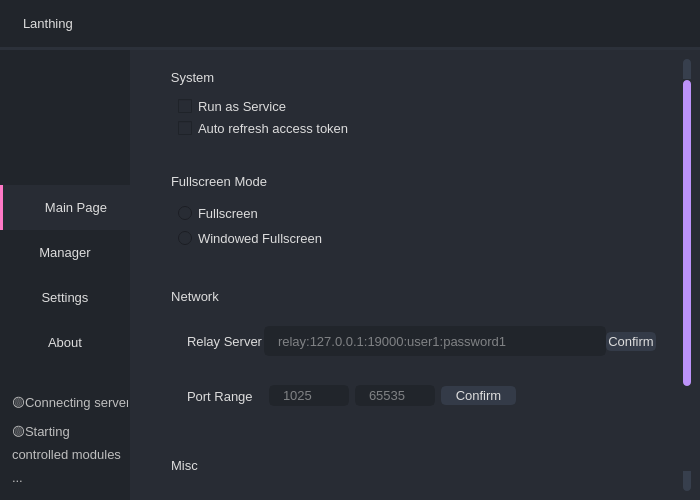
Qt form app/src/views/mainwindow/mainwindow.ui (pjlt/lanthing-pc) before a commit.
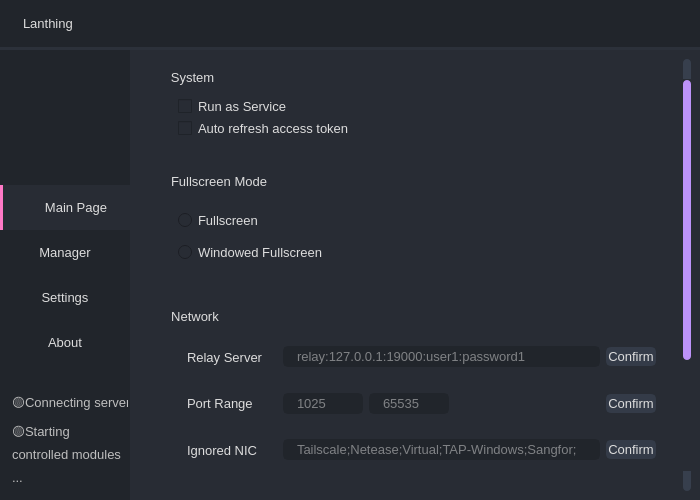
The same form after that commit. The open tabs and pages were chosen to show the change. Icons and pictures are not drawn.

Commit message: User config ignored NICs; Optimize UI

Diff of the .ui file:
```diff
--- a/app/src/views/mainwindow/mainwindow.ui
+++ b/app/src/views/mainwindow/mainwindow.ui
@@ -1613,15 +1613,15 @@
                     <property name="geometry">
                      <rect>
                       <x>0</x>
-                      <y>-37</y>
+                      <y>-120</y>
                       <width>527</width>
-                      <height>550</height>
+                      <height>600</height>
                      </rect>
                     </property>
                     <property name="minimumSize">
                      <size>
                       <width>0</width>
-                      <height>550</height>
+                      <height>600</height>
                      </size>
                     </property>
                     <layout class="QVBoxLayout" name="verticalLayout_23" stretch="1,2,3,1">
@@ -1708,16 +1708,22 @@
                           </property>
                           <layout class="QHBoxLayout" name="horizontalLayout_15" stretch="0,0,0">
                            <property name="spacing">
-                            <number>0</number>
+                            <number>6</number>
                            </property>
                            <property name="sizeConstraint">
                             <enum>QLayout::SetDefaultConstraint</enum>
                            </property>
                            <item>
                             <widget class="QLabel" name="labelRelay">
+                             <property name="minimumSize">
+                              <size>
+                               <width>90</width>
+                               <height>0</height>
+                              </size>
+                             </property>
                              <property name="maximumSize">
                               <size>
-                               <width>80</width>
+                               <width>90</width>
                                <height>16777215</height>
                               </size>
                              </property>
@@ -1731,7 +1737,7 @@
                              <property name="minimumSize">
                               <size>
                                <width>0</width>
-                               <height>30</height>
+                               <height>0</height>
                               </size>
                              </property>
                              <property name="styleSheet">
@@ -1778,9 +1784,15 @@
                            </property>
                            <item>
                             <widget class="QLabel" name="labelPortRange">
+                             <property name="minimumSize">
+                              <size>
+                               <width>90</width>
+                               <height>0</height>
+                              </size>
+                             </property>
                              <property name="maximumSize">
                               <size>
-                               <width>80</width>
+                               <width>90</width>
                                <height>16777215</height>
                               </size>
                              </property>
@@ -1815,28 +1827,73 @@
                              </property>
                             </widget>
                            </item>
-                           <item>
-                            <widget class="QPushButton" name="btnPortRange">
-                             <property name="text">
-                              <string>Confirm</string>
-                             </property>
-                            </widget>
-                           </item>
                            <item>
                             <spacer name="horizontalSpacer_4">
                              <property name="orientation">
                               <enum>Qt::Horizontal</enum>
                              </property>
                              <property name="sizeType">
-                              <enum>QSizePolicy::Fixed</enum>
+                              <enum>QSizePolicy::Expanding</enum>
                              </property>
                              <property name="sizeHint" stdset="0">
                               <size>
-                               <width>140</width>
+                               <width>20</width>
                                <height>20</height>
                               </size>
                              </property>
                             </spacer>
+                           </item>
+                           <item>
+                            <widget class="QPushButton" name="btnPortRange">
+                             <property name="text">
+                              <string>Confirm</string>
+                             </property>
+                            </widget>
+                           </item>
+                          </layout>
+                         </widget>
+                        </item>
+                        <item>
+                         <widget class="QFrame" name="frame_5">
+                          <property name="frameShape">
+                           <enum>QFrame::StyledPanel</enum>
+                          </property>
+                          <property name="frameShadow">
+                           <enum>QFrame::Raised</enum>
+                          </property>
+                          <layout class="QHBoxLayout" name="horizontalLayout_16">
+                           <item>
+                            <widget class="QLabel" name="labelIgnoredNIC">
+                             <property name="minimumSize">
+                              <size>
+                               <width>90</width>
+                               <height>0</height>
+                              </size>
+                             </property>
+                             <property name="maximumSize">
+                              <size>
+                               <width>90</width>
+                               <height>16777215</height>
+                              </size>
+                             </property>
+                             <property name="text">
+                              <string>Ignored NIC</string>
+                             </property>
+                            </widget>
+                           </item>
+                           <item>
+                            <widget class="QLineEdit" name="leditIgnoredNIC">
+                             <property name="placeholderText">
+                              <string>Tailscale;Netease;Virtual;TAP-Windows;Sangfor;</string>
+                             </property>
+                            </widget>
+                           </item>
+                           <item>
+                            <widget class="QPushButton" name="btnIgnoredNIC">
+                             <property name="text">
+                              <string>Confirm</string>
+                             </property>
+                            </widget>
                            </item>
                           </layout>
                          </widget>
```
Left out of the diff: 16 changed lines with no effect on the pictures. The commit also changes 10 other files.
